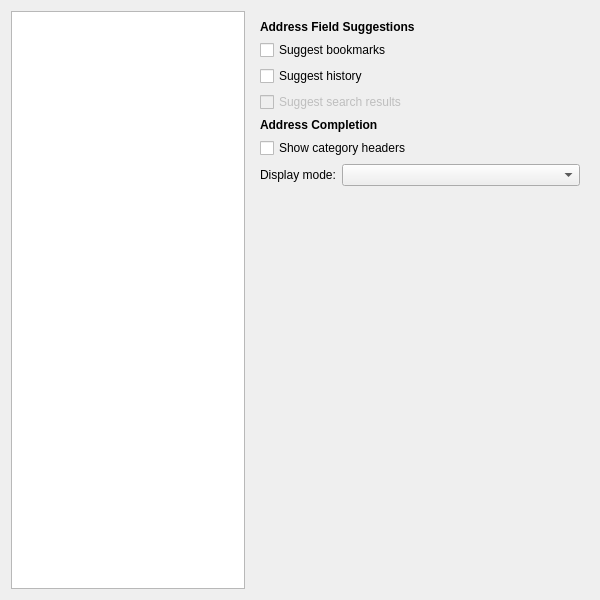
OtterBrowser/otter-browser, file src/ui/preferences/PreferencesAdvancedPageWidget.ui: the form before one commit.
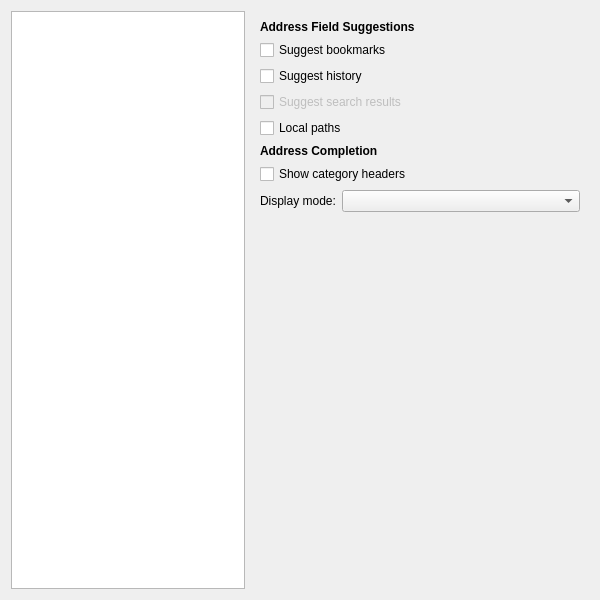
The form after the commit. Custom widgets are drawn as their Qt base class.

Commit message: Add interface for local path suggestions

```diff
--- a/src/ui/preferences/PreferencesAdvancedPageWidget.ui
+++ b/src/ui/preferences/PreferencesAdvancedPageWidget.ui
@@ -82,6 +82,13 @@
            </property>
           </widget>
          </item>
+         <item>
+          <widget class="QCheckBox" name="browsingSuggestLocalPathsCheckBox">
+           <property name="text">
+            <string>Local paths</string>
+           </property>
+          </widget>
+         </item>
         </layout>
        </item>
        <item>
```
The commit also changes 1 other file.
